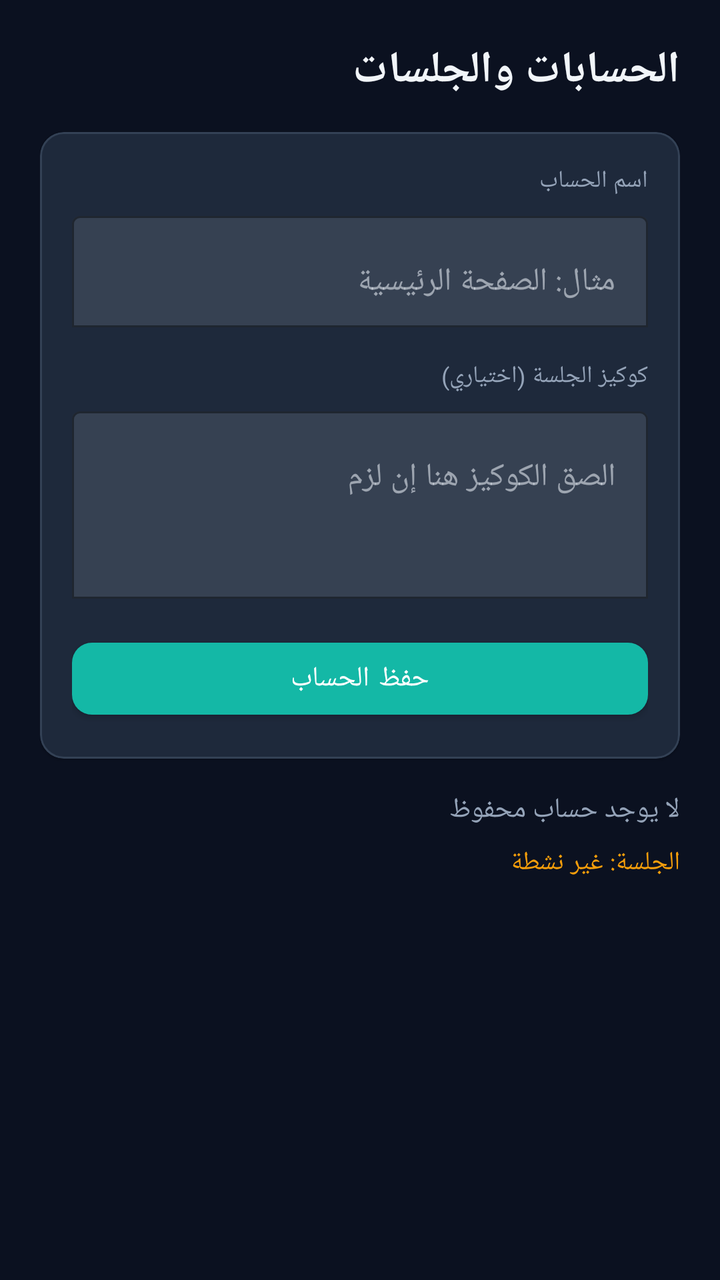
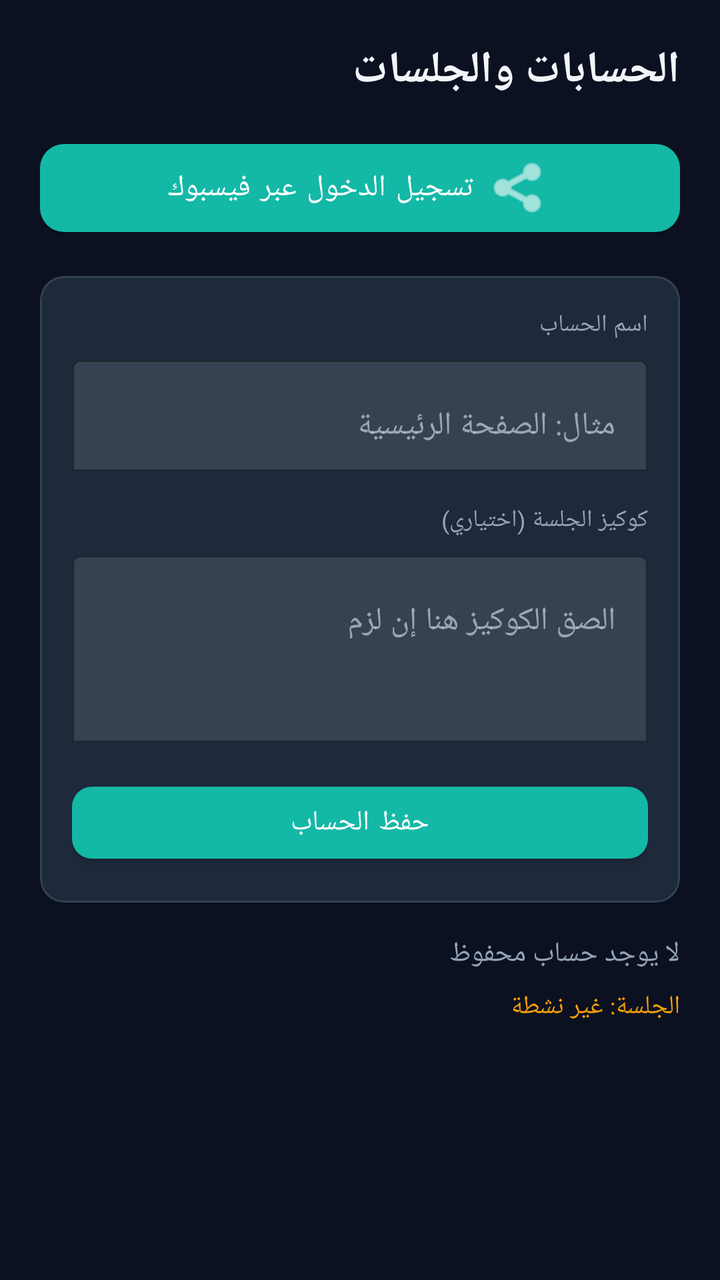

Before-and-after screenshots of an Android layout around one commit, followed by the original layout XML and the change that was made.
<!-- AndroidManifest.xml: application theme Theme.FBPublisherX -->
<!-- res/layout/fragment_accounts.xml -->
<?xml version="1.0" encoding="utf-8"?>
<ScrollView xmlns:android="http://schemas.android.com/apk/res/android"
    xmlns:app="http://schemas.android.com/apk/res-auto"
    android:layout_width="match_parent"
    android:layout_height="match_parent"
    android:background="@color/background"
    android:fillViewport="true"
    android:layoutDirection="rtl">

    <LinearLayout
        android:layout_width="match_parent"
        android:layout_height="wrap_content"
        android:orientation="vertical"
        android:padding="20dp">

        <TextView
            android:layout_width="match_parent"
            android:layout_height="wrap_content"
            android:text="@string/accounts_title"
            android:textColor="@color/on_background"
            android:textSize="22sp"
            android:textStyle="bold"
            android:layout_marginBottom="16dp" />

        <com.google.android.material.card.MaterialCardView
            android:layout_width="match_parent"
            android:layout_height="wrap_content"
            app:cardBackgroundColor="@color/surface"
            app:cardCornerRadius="12dp"
            app:strokeColor="@color/card_stroke"
            app:strokeWidth="1dp"
            android:layout_marginBottom="16dp">
            <LinearLayout
                android:layout_width="match_parent"
                android:layout_height="wrap_content"
                android:orientation="vertical"
                android:padding="16dp">

                <TextView
                    android:layout_width="match_parent"
                    android:layout_height="wrap_content"
                    android:text="@string/account_label"
                    android:textColor="@color/text_secondary"
                    android:textSize="12sp" />
                <com.google.android.material.textfield.TextInputLayout
                    android:layout_width="match_parent"
                    android:layout_height="wrap_content"
                    android:layout_marginTop="4dp"
                    app:boxBackgroundMode="outline"
                    app:boxStrokeColor="@color/primary">
                    <com.google.android.material.textfield.TextInputEditText
                        android:id="@+id/inputAccountName"
                        android:layout_width="match_parent"
                        android:layout_height="wrap_content"
                        android:hint="@string/hint_account_name"
                        android:textColor="@color/on_surface"
                        android:inputType="text"
                        android:gravity="start" />
                </com.google.android.material.textfield.TextInputLayout>

                <TextView
                    android:layout_width="match_parent"
                    android:layout_height="wrap_content"
                    android:text="@string/cookies_label"
                    android:textColor="@color/text_secondary"
                    android:textSize="12sp"
                    android:layout_marginTop="16dp" />
                <com.google.android.material.textfield.TextInputLayout
                    android:layout_width="match_parent"
                    android:layout_height="wrap_content"
                    android:layout_marginTop="4dp"
                    app:boxBackgroundMode="outline"
                    app:boxStrokeColor="@color/primary">
                    <com.google.android.material.textfield.TextInputEditText
                        android:id="@+id/inputCookies"
                        android:layout_width="match_parent"
                        android:layout_height="wrap_content"
                        android:hint="@string/hint_cookies"
                        android:textColor="@color/on_surface"
                        android:inputType="textMultiLine"
                        android:minLines="3"
                        android:gravity="start|top" />
                </com.google.android.material.textfield.TextInputLayout>

                <com.google.android.material.button.MaterialButton
                    android:id="@+id/btnSaveAccount"
                    android:layout_width="match_parent"
                    android:layout_height="48dp"
                    android:text="@string/btn_save_account"
                    android:textAllCaps="false"
                    android:layout_marginTop="16dp"
                    app:cornerRadius="10dp"
                    app:backgroundTint="@color/primary" />
            </LinearLayout>
        </com.google.android.material.card.MaterialCardView>

        <TextView
            android:id="@+id/accountStatus"
            android:layout_width="match_parent"
            android:layout_height="wrap_content"
            android:text="@string/account_none"
            android:textColor="@color/text_secondary"
            android:textSize="14sp" />

        <TextView
            android:id="@+id/sessionIndicator"
            android:layout_width="match_parent"
            android:layout_height="wrap_content"
            android:text="@string/session_inactive"
            android:textColor="@color/warning"
            android:textSize="13sp"
            android:layout_marginTop="8dp" />

    </LinearLayout>
</ScrollView>
<!-- resources referenced by this layout -->
<resources>
  <color name="background">#0B1120</color>
  <color name="card_stroke">#334155</color>
  <color name="on_background">#F1F5F9</color>
  <color name="on_surface">#E2E8F0</color>
  <color name="primary">#14B8A6</color>
  <color name="surface">#1E293B</color>
  <color name="text_secondary">#94A3B8</color>
  <color name="warning">#F59E0B</color>
  <string name="account_label">اسم الحساب</string>
  <string name="account_none">لا يوجد حساب محفوظ</string>
  <string name="accounts_title">الحسابات والجلسات</string>
  <string name="btn_save_account">حفظ الحساب</string>
  <string name="cookies_label">كوكيز الجلسة (اختياري)</string>
  <string name="hint_account_name">مثال: الصفحة الرئيسية</string>
  <string name="hint_cookies">الصق الكوكيز هنا إن لزم</string>
  <string name="session_inactive">الجلسة: غير نشطة</string>
  <style name="Theme.FBPublisherX" parent="Theme.MaterialComponents.DayNight.NoActionBar">
          <item name="colorPrimary">@color/primary</item>
          <item name="colorPrimaryVariant">@color/primary_variant</item>
          <item name="colorOnPrimary">@color/on_primary</item>
          <item name="colorSecondary">@color/secondary</item>
          <item name="android:statusBarColor">@color/background</item>
          <item name="android:navigationBarColor">@color/surface</item>
          <item name="android:windowBackground">@color/background</item>
          <item name="android:windowLightStatusBar">false</item>
          <item name="colorSurface">@color/surface</item>
          <item name="colorOnSurface">@color/on_surface</item>
      </style>
  <color name="primary_variant">#0F766E</color>
  <color name="on_primary">#FFFFFF</color>
  <color name="secondary">#8B5CF6</color>
</resources>

<!-- the commit's change to res/layout/fragment_accounts.xml (unified diff, before → after) -->
@@ -21,6 +21,19 @@
             android:textSize="22sp"
             android:textStyle="bold"
             android:layout_marginBottom="16dp" />
+
+        <com.google.android.material.button.MaterialButton
+            android:id="@+id/btnLoginFb"
+            android:layout_width="match_parent"
+            android:layout_height="56dp"
+            android:text="@string/btn_login_fb"
+            android:textAllCaps="false"
+            android:textSize="15sp"
+            android:layout_marginBottom="16dp"
+            app:cornerRadius="12dp"
+            app:backgroundTint="@color/primary"
+            app:icon="@android:drawable/ic_menu_share"
+            app:iconGravity="textStart" />
 
         <com.google.android.material.card.MaterialCardView
             android:layout_width="match_parent"
<!-- resource entries referenced after the edit -->
@@ -11,6 +11,7 @@
   <string name="account_label">اسم الحساب</string>
   <string name="account_none">لا يوجد حساب محفوظ</string>
   <string name="accounts_title">الحسابات والجلسات</string>
+  <string name="btn_login_fb">تسجيل الدخول عبر فيسبوك</string>
   <string name="btn_save_account">حفظ الحساب</string>
   <string name="cookies_label">كوكيز الجلسة (اختياري)</string>
   <string name="hint_account_name">مثال: الصفحة الرئيسية</string>
